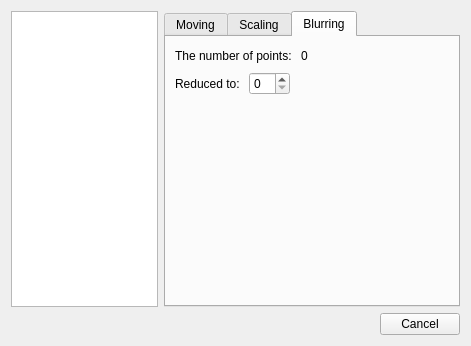
Before: the Qt Designer form core/panel/DimensionalSynthesis/Path_Solving_path_adjust.ui in KmolYuan/Pyslvs-UI, drawn with Qt 5.
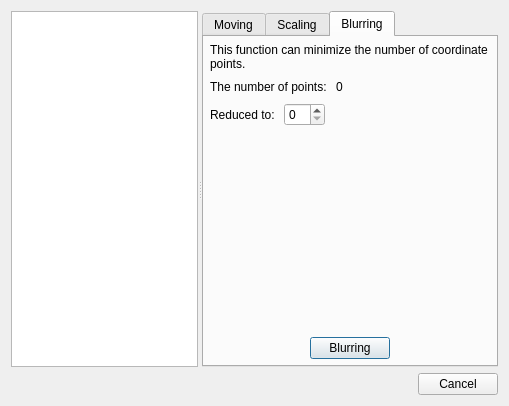
After: the same form once the commit is applied. The open tabs and pages were chosen to show the change. Icons and pictures are not drawn.

Commit message: Add blurring function.

What changed in the file:
```diff
--- a/core/panel/DimensionalSynthesis/Path_Solving_path_adjust.ui
+++ b/core/panel/DimensionalSynthesis/Path_Solving_path_adjust.ui
@@ -6,20 +6,20 @@
    <rect>
     <x>0</x>
     <y>0</y>
-    <width>471</width>
-    <height>346</height>
+    <width>509</width>
+    <height>406</height>
    </rect>
   </property>
   <property name="minimumSize">
    <size>
-    <width>471</width>
-    <height>346</height>
+    <width>509</width>
+    <height>406</height>
    </size>
   </property>
   <property name="maximumSize">
    <size>
-    <width>471</width>
-    <height>346</height>
+    <width>509</width>
+    <height>406</height>
    </size>
   </property>
   <property name="windowTitle">
@@ -34,11 +34,17 @@
   </property>
   <layout class="QVBoxLayout" name="verticalLayout">
    <item>
-    <layout class="QHBoxLayout" name="horizontalLayout_5">
-     <item>
+    <widget class="QSplitter" name="splitter">
+     <property name="sizePolicy">
+      <sizepolicy hsizetype="Expanding" vsizetype="Expanding">
+       <horstretch>0</horstretch>
+       <verstretch>0</verstretch>
+      </sizepolicy>
+     </property>
+     <property name="orientation">
+      <enum>Qt::Horizontal</enum>
+     </property>
       <widget class="QListWidget" name="Point_list"/>
-     </item>
-     <item>
       <widget class="QTabWidget" name="tabWidget">
        <property name="currentIndex">
         <number>0</number>
@@ -371,6 +377,28 @@
          <string>Blurring</string>
         </attribute>
         <layout class="QVBoxLayout" name="verticalLayout_4">
+        <property name="leftMargin">
+         <number>6</number>
+        </property>
+        <property name="topMargin">
+         <number>6</number>
+        </property>
+        <property name="rightMargin">
+         <number>6</number>
+        </property>
+        <property name="bottomMargin">
+         <number>6</number>
+        </property>
+        <item>
+         <widget class="QLabel" name="label_8">
+          <property name="text">
+           <string>This function can minimize the number of coordinate points.</string>
+          </property>
+          <property name="wordWrap">
+           <bool>true</bool>
+          </property>
+         </widget>
+        </item>
          <item>
           <layout class="QHBoxLayout" name="horizontalLayout_7">
            <item>
@@ -381,7 +409,7 @@
             </widget>
            </item>
            <item>
-            <widget class="QLabel" name="label_8">
+           <widget class="QLabel" name="points_num">
              <property name="text">
               <string>0</string>
              </property>
@@ -442,11 +470,50 @@
            </property>
           </spacer>
          </item>
-        </layout>
-       </widget>
-      </widget>
-     </item>
-    </layout>
+        <item>
+         <layout class="QHBoxLayout" name="horizontalLayout_8">
+          <item>
+           <spacer name="horizontalSpacer_13">
+            <property name="orientation">
+             <enum>Qt::Horizontal</enum>
+            </property>
+            <property name="sizeHint" stdset="0">
+             <size>
+              <width>40</width>
+              <height>20</height>
+             </size>
+            </property>
+           </spacer>
+          </item>
+          <item>
+           <widget class="QPushButton" name="blurringButton">
+            <property name="text">
+             <string>Blurring</string>
+            </property>
+            <property name="default">
+             <bool>true</bool>
+            </property>
+           </widget>
+          </item>
+          <item>
+           <spacer name="horizontalSpacer_14">
+            <property name="orientation">
+             <enum>Qt::Horizontal</enum>
+            </property>
+            <property name="sizeHint" stdset="0">
+             <size>
+              <width>40</width>
+              <height>20</height>
+             </size>
+            </property>
+           </spacer>
+          </item>
+         </layout>
+        </item>
+       </layout>
+      </widget>
+     </widget>
+    </widget>
    </item>
    <item>
     <layout class="QHBoxLayout" name="horizontalLayout">
```
Left out of the diff: 34 changed lines with no effect on the pictures. Lines whose indentation alone changed are shown as unchanged. The commit also changes 2 other files.
